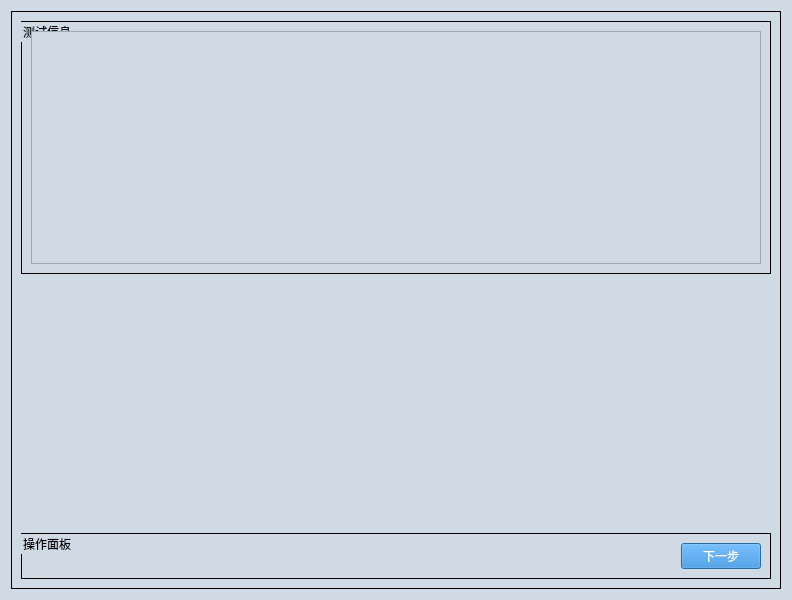
gaoxingyu-hub/HUA54testframework, file ui/vhf_radio/Low_Power_Test.ui: the form before one commit.
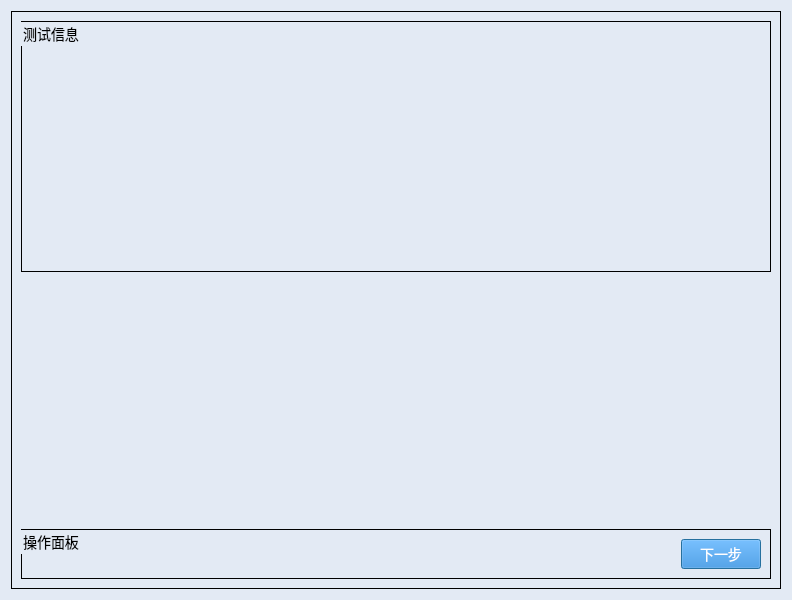
The form after the commit.

```diff
--- a/ui/vhf_radio/Low_Power_Test.ui
+++ b/ui/vhf_radio/Low_Power_Test.ui
@@ -20,48 +20,43 @@
    <string>Dialog</string>
   </property>
   <property name="styleSheet">
-   <string notr="true">QDialog{
-background-color:#D0DAE5;
+   <string notr="true">QWidget{
+background-color:#E3EAF4;
 }
-
-QTextBrower{
-background-color:#D0DAE5;
-}
-
 QLineEdit{
-background-color:#D0DAE5;
+background-color:#E3EAF4;
 }
-
-QWidget{
-background-color:#D0DAE5;
+QDialog{
+background-color:#E3EAF4;
+margin-top:10px;
 }
-
-QStackedWidget{
-background-color:#D0DAE5;
-}
-
-QHeaderView{
-background-color:#D0DAE5;
-}
-
 QLabel{
-font-size:12px;
+font-size:14px;
 font-family:Microsoft YaHei;
-background-color:#D0DAE5;
+background-color:#E3EAF4;
 }
-
-QPushButton{         /*按钮自适应拉伸背景*/
-border-width: 2px 15px 2px 15px;
+QGroupBox{
+font-size:14px;
+font-family:Microsoft YaHei;
+border:1px solid rgb(0, 0, 0);
+background-color:#E3EAF4;
+}
+QPushButton{
 background-color:#2884D8;
 color: #FFFFFF;
-font-size:12px;
+font-size:14px;
 font-family:Microsoft YaHei;
 }
-
-QGroupBox{
-font-size:12px;
-font-family:Microsoft YaHei;
-border:1px solid rgb(0, 0, 0); 
+QTextBrowser{
+margin-top:10px;
+border-width:0;
+border-style:outset;
+background-color:#E3EAF4;
+}
+QGraphicsView{
+background-color:#E3EAF4;
+border-width:0;
+border-style:outset;
 }</string>
   </property>
   <layout class="QGridLayout" name="gridLayout_2">
@@ -107,7 +102,11 @@
         </property>
         <layout class="QGridLayout" name="gridLayout_3">
          <item row="0" column="0">
-          <widget class="QTextBrowser" name="textBrowser"/>
+          <widget class="QTextBrowser" name="textBrowser">
+           <property name="styleSheet">
+            <string notr="true">margin-top:20px;</string>
+           </property>
+          </widget>
          </item>
         </layout>
        </widget>
```
